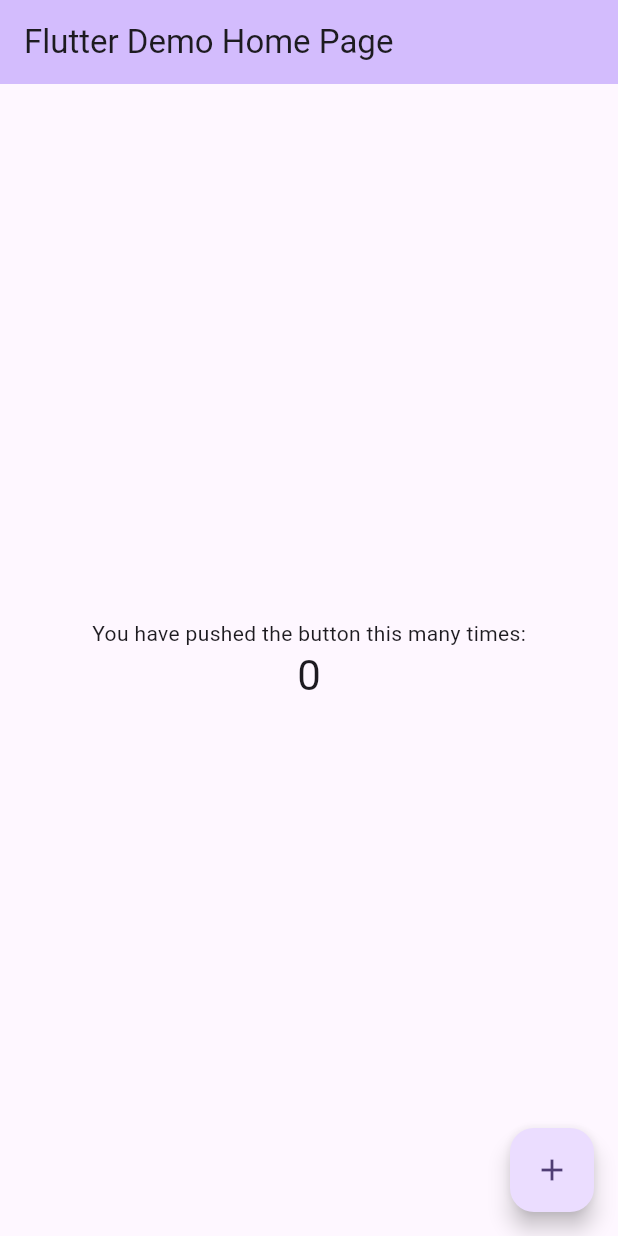
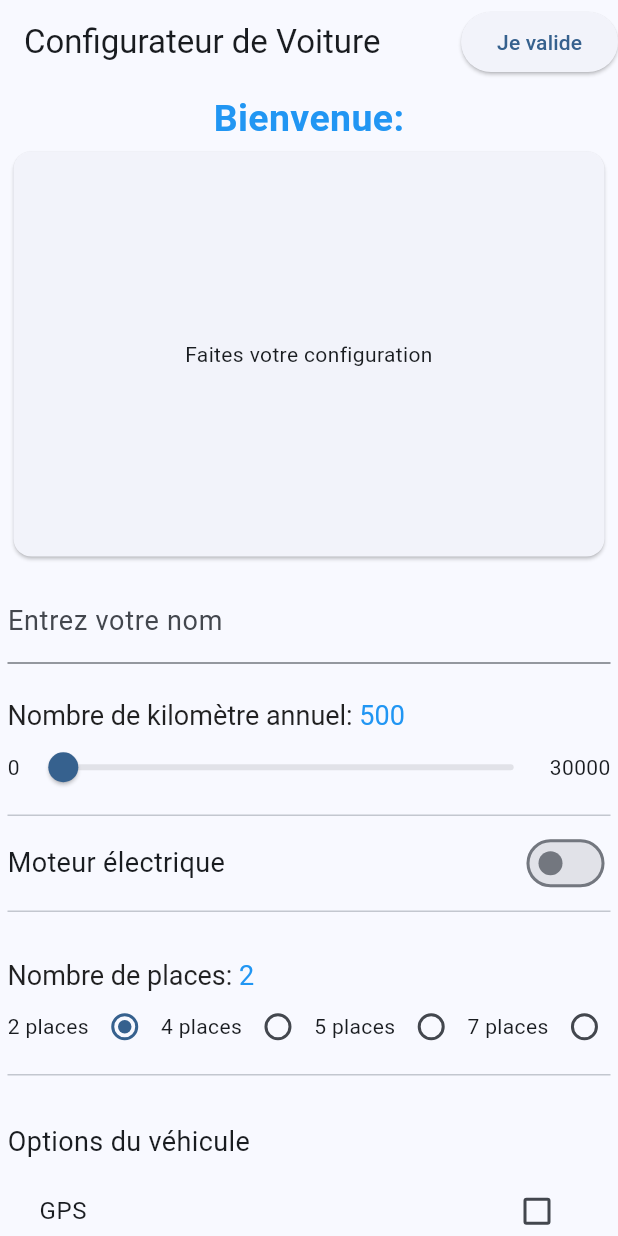
Before and after one commit to OkonoWil/exo-flutter, a Flutter app: the screen it shows after launch, on a phone screen of 412 x 824 dp. Run offline on Flutter 3.47's test engine with Material 3 defaults, Android fonts, the light colour scheme and no system bars.

Commit message:
Config Car

```diff
--- /dev/null
+++ b/exo2_conf_car/lib/data/models/car.dart
@@ -0,0 +1,14 @@
+class Car {
+  String name;
+  String url;
+  int places;
+  bool isElectric;
+
+  Car(
+      {required this.name,
+      required this.url,
+      required this.places,
+      required this.isElectric});
+
+  String get urlString => "assets/$url.jpg";
+}
--- a/exo2_conf_car/lib/main.dart
+++ b/exo2_conf_car/lib/main.dart
@@ -1,3 +1,4 @@
+import 'package:exo2_conf_car/presentation/screens/home_screen.dart';
 import 'package:flutter/material.dart';
 
 void main() {
@@ -11,115 +12,14 @@
   @override
   Widget build(BuildContext context) {
     return MaterialApp(
-      title: 'Flutter Demo',
-      theme: ThemeData(
-        // This is the theme of your application.
-        //
-        // TRY THIS: Try running your application with "flutter run". You'll see
-        // the application has a purple toolbar. Then, without quitting the app,
-        // try changing the seedColor in the colorScheme below to Colors.green
-        // and then invoke "hot reload" (save your changes or press the "hot
-        // reload" button in a Flutter-supported IDE, or press "r" if you used
-        // the command line to start the app).
-        //
-        // Notice that the counter didn't reset back to zero; the application
-        // state is not lost during the reload. To reset the state, use hot
-        // restart instead.
-        //
-        // This works for code too, not just values: Most code changes can be
-        // tested with just a hot reload.
-        colorScheme: ColorScheme.fromSeed(seedColor: Colors.deepPurple),
-        useMaterial3: true,
-      ),
-      home: const MyHomePage(title: 'Flutter Demo Home Page'),
-    );
+        title: 'Configurateur de Voiture',
+        debugShowCheckedModeBanner: false,
+        theme: ThemeData(
+          colorScheme: ColorScheme.fromSeed(seedColor: Colors.blue),
+          useMaterial3: true,
+        ),
+        home: const HomeScreen(
+          title: 'Configurateur de Voiture',
+        ));
   }
 }
-
-class MyHomePage extends StatefulWidget {
-  const MyHomePage({super.key, required this.title});
-
-  // This widget is the home page of your application. It is stateful, meaning
-  // that it has a State object (defined below) that contains fields that affect
-  // how it looks.
-
-  // This class is the configuration for the state. It holds the values (in this
-  // case the title) provided by the parent (in this case the App widget) and
-  // used by the build method of the State. Fields in a Widget subclass are
-  // always marked "final".
-
-  final String title;
-
-  @override
-  State<MyHomePage> createState() => _MyHomePageState();
-}
-
-class _MyHomePageState extends State<MyHomePage> {
-  int _counter = 0;
-
-  void _incrementCounter() {
-    setState(() {
-      // This call to setState tells the Flutter framework that something has
-      // changed in this State, which causes it to rerun the build method below
-      // so that the display can reflect the updated values. If we changed
-      // _counter without calling setState(), then the build method would not be
-      // called again, and so nothing would appear to happen.
-      _counter++;
-    });
-  }
-
-  @override
-  Widget build(BuildContext context) {
-    // This method is rerun every time setState is called, for instance as done
-    // by the _incrementCounter method above.
-    //
-    // The Flutter framework has been optimized to make rerunning build methods
-    // fast, so that you can just rebuild anything that needs updating rather
-    // than having to individually change instances of widgets.
-    return Scaffold(
-      appBar: AppBar(
-        // TRY THIS: Try changing the color here to a specific color (to
-        // Colors.amber, perhaps?) and trigger a hot reload to see the AppBar
-        // change color while the other colors stay the same.
-        backgroundColor: Theme.of(context).colorScheme.inversePrimary,
-        // Here we take the value from the MyHomePage object that was created by
-        // the App.build method, and use it to set our appbar title.
-        title: Text(widget.title),
-      ),
-      body: Center(
-        // Center is a layout widget. It takes a single child and positions it
-        // in the middle of the parent.
-        child: Column(
-          // Column is also a layout widget. It takes a list of children and
-          // arranges them vertically. By default, it sizes itself to fit its
-          // children horizontally, and tries to be as tall as its parent.
-          //
-          // Column has various properties to control how it sizes itself and
-          // how it positions its children. Here we use mainAxisAlignment to
-          // center the children vertically; the main axis here is the vertical
-          // axis because Columns are vertical (the cross axis would be
-          // horizontal).
-          //
-          // TRY THIS: Invoke "debug painting" (choose the "Toggle Debug Paint"
-          // action in the IDE, or press "p" in the console), to see the
-          // wireframe for each widget.
-          mainAxisAlignment: MainAxisAlignment.center,
-          children: <Widget>[
-            const Text(
-              'You have pushed the button this many times:',
-            ),
-            Text(
-              '$_counter',
-              style: Theme.of(context).textTheme.headlineMedium,
-            ),
-          ],
-        ),
-      ),
-      floatingActionButton: FloatingActionButton(
-        onPressed: _incrementCounter,
-        tooltip: 'Increment',
-        child: const Icon(Icons.add),
-      ), // This trailing comma makes auto-formatting nicer for build methods.
-    );
-  }
-}
--- /dev/null
+++ b/exo2_conf_car/lib/presentation/screens/home_screen.dart
@@ -0,0 +1,302 @@
+import 'package:exo2_conf_car/data/models/car.dart';
+import 'package:flutter/material.dart';
+
+class HomeScreen extends StatefulWidget {
+  final String title;
+  const HomeScreen({super.key, required this.title});
+
+  @override
+  State<HomeScreen> createState() => _HomeScreenState();
+}
+
+class _HomeScreenState extends State<HomeScreen> {
+  String _name = "";
+  double _value = 500;
+  int _nbPlaces = 2;
+  String _message = 'Faites votre configuration';
+  late Car? _carSelected;
+  late bool _isElectric;
+  final List<Car> _cars = [
+    Car(name: "MG cyberster", url: "MG", places: 2, isElectric: true),
+    Car(name: "R5 électrique", url: "R5", places: 4, isElectric: true),
+    Car(name: "Tesla", url: "tesla", places: 5, isElectric: true),
+    Car(name: "Van VW", url: "Van", places: 2, isElectric: true),
+    Car(name: "Alpine", url: "Alpine", places: 2, isElectric: false),
+    Car(name: "Fiat 500", url: "Fiat 500", places: 4, isElectric: false),
+    Car(name: "Peugeot 3008", url: "P3008", places: 5, isElectric: false),
+    Car(name: "Dacia Jogger", url: "Jogger", places: 7, isElectric: true),
+  ];
+  final List<Map<String, bool>> _options = [
+    {
+      'GPS': false,
+    },
+    {
+      'Caméra de recul': false,
+    },
+    {
+      'Clim par zone': false,
+    },
+    {
+      'régulateur de vitesse': false,
+    },
+    {
+      'Toit ouvrant': false,
+    },
+    {
+      'Siège chauffant': false,
+    },
+    {
+      'Roue de secours': false,
+    },
+    {
+      'Jantes alu': false,
+    },
+  ];
+  @override
+  void initState() {
+    _carSelected = null;
+    _isElectric = false;
+    super.initState();
+  }
+
+  void _submit() {
+    setState(() {
+      if (_value > 15000 && _isElectric) {
+        _carSelected = null;
+        _message =
+            "Vous devriez pensez à un moteur thermique compte tenu du nombre de kilomètres";
+      } else if (_value < 5000 && !_isElectric) {
+        _carSelected = null;
+        _message =
+            "Vous faites peu de kilomètres, pensez à regarder les voitures électriques";
+      } else {
+        _message = 'Voici la voiture faite pour vous';
+        _carSelected = _cars.firstWhere(
+            (car) => _isElectric == car.isElectric && _nbPlaces == car.places);
+      }
+    });
+  }
+
+  @override
+  Widget build(BuildContext context) {
+    return Scaffold(
+      appBar: AppBar(title: Text(widget.title), actions: [
+        ElevatedButton(onPressed: _submit, child: const Text('Je valide')),
+      ]),
+      body: SingleChildScrollView(
+        child: Container(
+          width: MediaQuery.of(context).size.width,
+          padding: const EdgeInsets.all(5),
+          child: Column(
+            crossAxisAlignment: CrossAxisAlignment.start,
+            children: [
+              Center(
+                child: Text(
+                  'Bienvenue: $_name',
+                  textAlign: TextAlign.center,
+                  style: const TextStyle(
+                    color: Colors.blue,
+                    fontWeight: FontWeight.bold,
+                    fontSize: 25,
+                  ),
+                ),
+              ),
+              Card(
+                child: Container(
+                  padding: const EdgeInsets.all(14),
+                  width: MediaQuery.of(context).size.width,
+                  height: 270,
+                  child: Column(
+                    mainAxisAlignment: MainAxisAlignment.center,
+                    children: [
+                      Text(
+                        _message,
+                        textAlign: TextAlign.center,
+                      ),
+                      if (_carSelected != null)
+                        Image.asset(
+                          _carSelected!.urlString,
+                          fit: BoxFit.cover,
+                          height: 200,
+                        ),
+                      if (_carSelected != null) Text(_carSelected!.name)
+                    ],
+                  ),
+                ),
+              ),
+              const SizedBox(
+                height: 10,
+              ),
+              TextField(
+                onChanged: (value) {
+                  setState(() {
+                    _name = value;
+                  });
+                },
+                decoration: const InputDecoration(
+                    labelText: 'Entrez votre nom',
+                    labelStyle: TextStyle(fontSize: 18)),
+              ),
+              const SizedBox(
+                height: 24,
+              ),
+              RichText(
+                  text: TextSpan(
+                      text: 'Nombre de kilomètre annuel: ',
+                      style:
+                          const TextStyle(fontSize: 18, color: Colors.black87),
+                      children: [
+                    TextSpan(
+                      text: _value.toInt().toString(),
+                      style: const TextStyle(color: Colors.blue),
+                    )
+                  ])),
+              Row(
+                mainAxisAlignment: MainAxisAlignment.spaceBetween,
+                children: [
+                  const Text('0'),
+                  Expanded(
+                    child: Slider(
+                      value: _value,
+                      min: 0,
+                      max: 30000,
+                      label: _value.toString(),
+                      onChanged: (value) {
+                        setState(() {
+                          _value = value;
+                        });
+                      },
+                    ),
+                  ),
+                  const Text('30000'),
+                ],
+              ),
+              const Divider(),
+              Row(
+                mainAxisAlignment: MainAxisAlignment.spaceBetween,
+                children: [
+                  const Text(
+                    'Moteur électrique',
+                    style: TextStyle(fontSize: 18),
+                  ),
+                  Switch(
+                    value: _isElectric,
+                    onChanged: (value) {
+                      setState(() {
+                        _isElectric = value;
+                      });
+                    },
+                  ),
+                ],
+              ),
+              const Divider(),
+              const SizedBox(
+                height: 24,
+              ),
+              RichText(
+                text: TextSpan(
+                    text: 'Nombre de places: ',
+                    style: const TextStyle(fontSize: 18, color: Colors.black87),
+                    children: [
+                      TextSpan(
+                        text: _nbPlaces.toString(),
+                        style: const TextStyle(color: Colors.blue),
+                      )
+                    ]),
+              ),
+              SingleChildScrollView(
+                scrollDirection: Axis.horizontal,
+                child: Row(
+                  children: [
+                    Row(
+                      children: [
+                        const Text('2 places'),
+                        Radio(
+                          value: 2,
+                          groupValue: _nbPlaces,
+                          onChanged: (value) {
+                            setState(() {
+                              _nbPlaces = value!;
+                            });
+                          },
+                        )
+                      ],
+                    ),
+                    Row(
+                      children: [
+                        const Text('4 places'),
+                        Radio(
+                          value: 4,
+                          groupValue: _nbPlaces,
+                          onChanged: (value) {
+                            setState(() {
+                              _nbPlaces = value!;
+                            });
+                          },
+                        )
+                      ],
+                    ),
+                    Row(
+                      children: [
+                        const Text('5 places'),
+                        Radio(
+                          value: 5,
+                          groupValue: _nbPlaces,
+                          onChanged: (value) {
+                            setState(() {
+                              _nbPlaces = value!;
+                            });
+                          },
+                        )
+                      ],
+                    ),
+                    Row(
+                      children: [
+                        const Text('7 places'),
+                        Radio(
+                          value: 7,
+                          groupValue: _nbPlaces,
+                          onChanged: (value) {
+                            setState(() {
+                              _nbPlaces = value!;
+                            });
+                          },
+                        )
+                      ],
+                    )
+                  ],
+                ),
+              ),
+              const Divider(),
+              const SizedBox(
+                height: 24,
+              ),
+              const Text(
+                'Options du véhicule',
+                style: TextStyle(fontSize: 18),
+              ),
+              Padding(
+                padding: const EdgeInsets.all(5),
+                child: Column(
+                  children: _options
+                      .map<CheckboxListTile>(
+                        (option) => CheckboxListTile(
+                          title: Text(option.keys.first),
+                          value: option.values.first,
+                          onChanged: (value) {
+                            setState(() {
+                              option[option.keys.first] = value!;
+                            });
+                          },
+                        ),
+                      )
+                      .toList(),
+                ),
+              )
+            ],
+          ),
+        ),
+      ),
+    );
+  }
+}
--- a/exo2_conf_car/pubspec.yaml
+++ b/exo2_conf_car/pubspec.yaml
@@ -59,9 +59,9 @@ flutter:
   uses-material-design: true
 
   # To add assets to your application, add an assets section, like this:
-  # assets:
-  #   - images/a_dot_burr.jpeg
-  #   - images/a_dot_ham.jpeg
+  assets:
+    - assets/
+
 
   # An image asset can refer to one or more resolution-specific "variants", see
   # https://flutter.dev/to/resolution-aware-images
```
